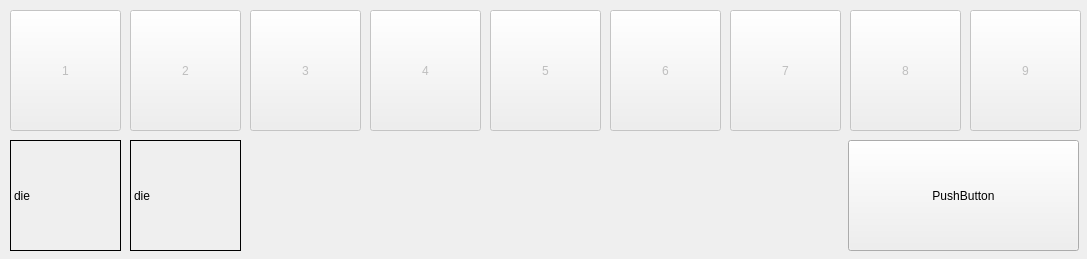
First picture: the form in GameMain.ui, repository PioKozi/ShutTheBox, before the edit.
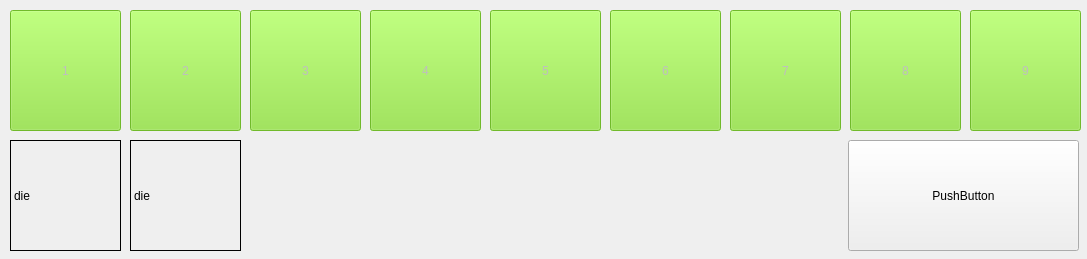
Second picture: the form after the edit.

Commit message: Finished game. Now I just have to make it any good to play.

```diff
--- a/GameMain.ui
+++ b/GameMain.ui
@@ -10,6 +10,18 @@
     <height>259</height>
    </rect>
   </property>
+  <property name="minimumSize">
+   <size>
+    <width>1087</width>
+    <height>259</height>
+   </size>
+  </property>
+  <property name="maximumSize">
+   <size>
+    <width>1087</width>
+    <height>259</height>
+   </size>
+  </property>
   <property name="windowTitle">
    <string>Form</string>
   </property>
@@ -25,6 +37,9 @@
      <height>121</height>
     </rect>
    </property>
+   <property name="styleSheet">
+    <string notr="true">background-color:rgb(138, 226, 52);</string>
+   </property>
    <property name="text">
     <string>1</string>
    </property>
@@ -41,6 +56,9 @@
      <height>121</height>
     </rect>
    </property>
+   <property name="styleSheet">
+    <string notr="true">background-color:rgb(138, 226, 52);</string>
+   </property>
    <property name="text">
     <string>2</string>
    </property>
@@ -57,6 +75,9 @@
      <height>121</height>
     </rect>
    </property>
+   <property name="styleSheet">
+    <string notr="true">background-color:rgb(138, 226, 52);</string>
+   </property>
    <property name="text">
     <string>3</string>
    </property>
@@ -73,6 +94,9 @@
      <height>121</height>
     </rect>
    </property>
+   <property name="styleSheet">
+    <string notr="true">background-color:rgb(138, 226, 52);</string>
+   </property>
    <property name="text">
     <string>4</string>
    </property>
@@ -89,6 +113,9 @@
      <height>121</height>
     </rect>
    </property>
+   <property name="styleSheet">
+    <string notr="true">background-color:rgb(138, 226, 52);</string>
+   </property>
    <property name="text">
     <string>5</string>
    </property>
@@ -105,6 +132,9 @@
      <height>121</height>
     </rect>
    </property>
+   <property name="styleSheet">
+    <string notr="true">background-color:rgb(138, 226, 52);</string>
+   </property>
    <property name="text">
     <string>6</string>
    </property>
@@ -121,6 +151,9 @@
      <height>121</height>
     </rect>
    </property>
+   <property name="styleSheet">
+    <string notr="true">background-color:rgb(138, 226, 52);</string>
+   </property>
    <property name="text">
     <string>7</string>
    </property>
@@ -137,6 +170,9 @@
      <height>121</height>
     </rect>
    </property>
+   <property name="styleSheet">
+    <string notr="true">background-color:rgb(138, 226, 52);</string>
+   </property>
    <property name="text">
     <string>8</string>
    </property>
@@ -153,6 +189,9 @@
      <height>121</height>
     </rect>
    </property>
+   <property name="styleSheet">
+    <string notr="true">background-color:rgb(138, 226, 52);</string>
+   </property>
    <property name="text">
     <string>9</string>
    </property>
```
Left out of the diff: 33 changed lines with no effect on the pictures. The commit also changes 2 other files.
